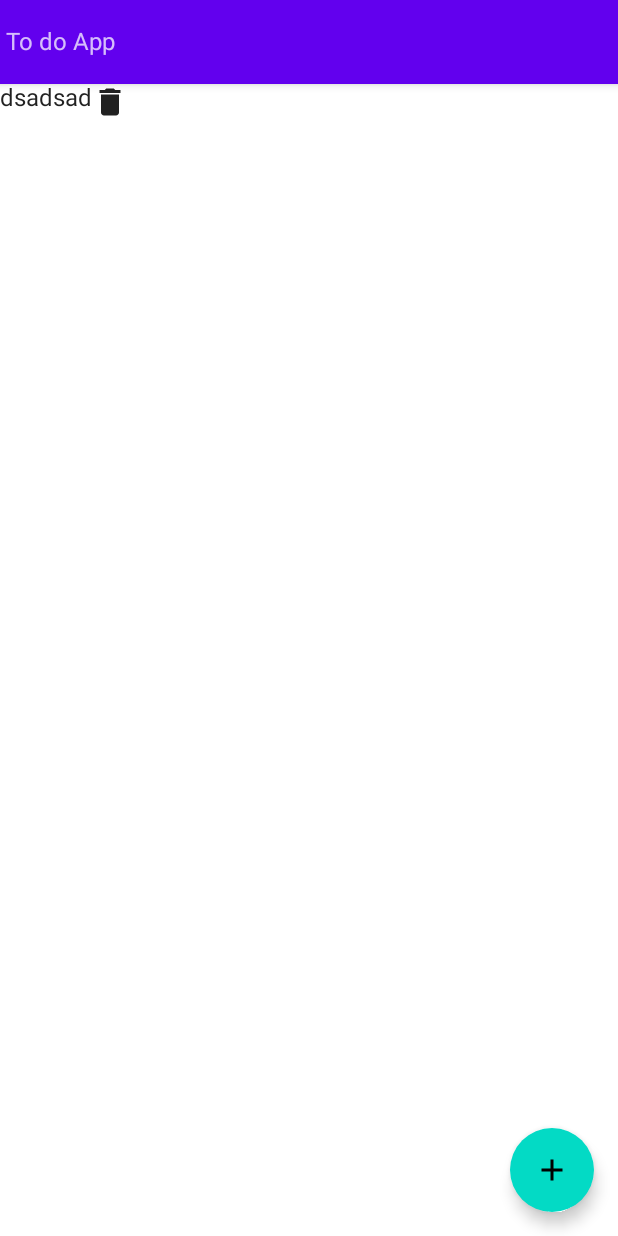
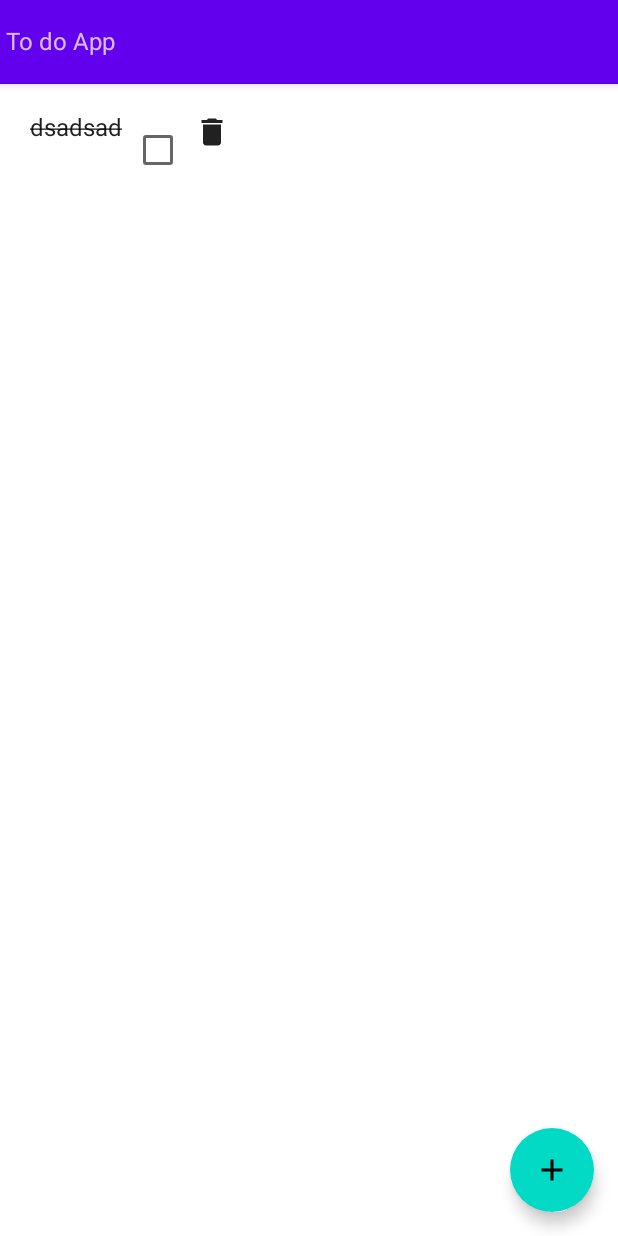
Before and after one commit to ashut08/decoding_jetpack_compose_series, an Android app built with Jetpack Compose: the screen it shows after launch (MainActivity), on a phone screen of 412 x 824 dp. Run offline under Robolectric (Android 15) with nearby library versions, the light colour scheme and no system bars.

Commit message:
add checkbox for mark to do list

```diff
--- a/ToDo/app/src/main/java/com/example/todo/model/TodoList.kt
+++ b/ToDo/app/src/main/java/com/example/todo/model/TodoList.kt
@@ -5,5 +5,5 @@ data class TodoList(
     val id:String,
     val title:String,
     val task:String,
-    val isComplete:Boolean
+    var isComplete:Boolean
 );
--- a/ToDo/app/src/main/java/com/example/todo/view/screens/ToDoListScreen.kt
+++ b/ToDo/app/src/main/java/com/example/todo/view/screens/ToDoListScreen.kt
@@ -1,20 +1,25 @@
 package com.example.todo.view.screens
 
 import android.util.Log
+import android.widget.Space
 import androidx.compose.foundation.clickable
-import androidx.compose.foundation.layout.Column
-import androidx.compose.foundation.layout.Row
-import androidx.compose.foundation.layout.fillMaxHeight
+import androidx.compose.foundation.layout.*
 import androidx.compose.foundation.lazy.LazyColumn
 import androidx.compose.foundation.lazy.items
+import androidx.compose.material.Checkbox
 import androidx.compose.material.Icon
 import androidx.compose.material.Text
 import androidx.compose.material.icons.Icons
 import androidx.compose.material.icons.filled.Delete
 import androidx.compose.runtime.Composable
 import androidx.compose.runtime.mutableStateListOf
+import androidx.compose.runtime.mutableStateOf
 import androidx.compose.runtime.remember
+import androidx.compose.ui.Alignment
 import androidx.compose.ui.Modifier
+import androidx.compose.ui.text.style.TextAlign
+import androidx.compose.ui.text.style.TextDecoration
+import androidx.compose.ui.unit.dp
 import androidx.lifecycle.ViewModel
 import androidx.lifecycle.viewmodel.compose.viewModel
 import com.example.todo.model.TodoList
@@ -24,13 +29,47 @@ import com.example.todo.model.TodoList
 
 fun TodoListScreen(noteViewModel: NoteViewModel = viewModel()) {
 
+    val checkedState = remember { mutableStateOf(true) }
+    if (noteViewModel.getAllToDoList().isEmpty())
+
+
+        Text(
+            text = "Nothing Here ", textAlign = TextAlign.Center,
+            modifier = Modifier.fillMaxHeight()
+
+        )
+    else {
         LazyColumn(modifier = Modifier.fillMaxHeight()) {
 
 
             items(noteViewModel.getAllToDoList()) {
-            Log.e("_todoList",noteViewModel.getAllToDoList().toString())
+                Log.e("_todoList",""+it.isComplete)
+
+
                 Row() {
-                Text(it.title)
+                    Text(
+                        it.title,
+                        textDecoration =
+
+                        if (checkedState.value) {
+                            TextDecoration.LineThrough
+                        } else {
+                            TextDecoration.None
+                        }
+
+                    )
+
+                    Checkbox(
+                        checked = it.isComplete,
+
+
+                        onCheckedChange = { value ->
+
+
+                            noteViewModel.markAsComplete(todoList = it, value = value)
+
+                        },
+                    )
                     Icon(
 
                         imageVector = Icons.Filled.Delete, contentDescription = "Delete",
@@ -42,10 +81,10 @@ fun TodoListScreen(noteViewModel: NoteViewModel = viewModel()) {
 
 
                 }
+            }
 
 
         }
 
     }
-
 }
--- a/ToDo/app/src/main/java/com/example/todo/view/screens/home_screens.kt
+++ b/ToDo/app/src/main/java/com/example/todo/view/screens/home_screens.kt
@@ -1,11 +1,17 @@
 package com.example.todo.view.screens
 
 import androidx.compose.foundation.clickable
+import androidx.compose.foundation.layout.Arrangement
+import androidx.compose.foundation.layout.Column
+import androidx.compose.foundation.layout.fillMaxHeight
+import androidx.compose.foundation.layout.padding
 import androidx.compose.material.*
 import androidx.compose.material.icons.Icons
 import androidx.compose.material.icons.filled.Add
 import androidx.compose.runtime.*
+import androidx.compose.ui.Alignment
 import androidx.compose.ui.Modifier
+import androidx.compose.ui.unit.dp
 import com.example.todo.components.FullScreenDialog
 import com.example.todo.data.TodolistData
 import com.example.todo.model.TodoList
@@ -49,8 +55,15 @@ fun HomeScreens() {
         }
 
     ) {
+Column(
 
-        TodoListScreen(todoViewModel )
+    modifier = Modifier.padding(20.dp).fillMaxHeight(),
+    verticalArrangement = Arrangement.Center,
+    horizontalAlignment = Alignment.CenterHorizontally
+) {
+    TodoListScreen(todoViewModel )
+}
+
 
     }
 }
```
Also changed, not shown: ToDo/app/src/main/java/com/example/todo/view/screens/NoteViewModel.kt (+14 -0 lines). Lines whose indentation alone changed are shown as unchanged.
